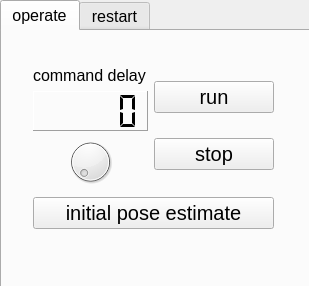
Above: control_panel_plugin/src/ui/mode_select.ui from tamago117/eg_navigation before the change. Below: the same form after it.
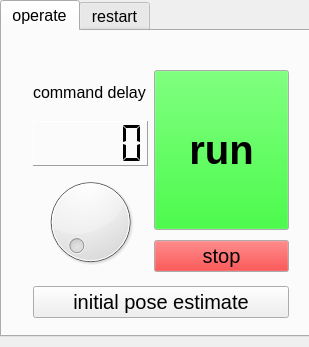
That is the form after the change. The open tabs and pages were chosen to show the change.

Commit message: button size change

```diff
--- a/control_panel_plugin/src/ui/mode_select.ui
+++ b/control_panel_plugin/src/ui/mode_select.ui
@@ -7,7 +7,7 @@
     <x>0</x>
     <y>0</y>
     <width>309</width>
-    <height>286</height>
+    <height>347</height>
    </rect>
   </property>
   <property name="windowTitle">
@@ -19,7 +19,7 @@
      <x>0</x>
      <y>0</y>
      <width>311</width>
-     <height>291</height>
+     <height>337</height>
     </rect>
    </property>
    <property name="font">
@@ -39,8 +39,8 @@
       <rect>
        <x>20</x>
        <y>20</y>
-       <width>263</width>
-       <height>195</height>
+       <width>278</width>
+       <height>286</height>
       </rect>
      </property>
      <layout class="QVBoxLayout" name="verticalLayout_3">
@@ -108,13 +108,52 @@
            <widget class="QPushButton" name="run">
             <property name="minimumSize">
              <size>
-              <width>120</width>
-              <height>0</height>
+              <width>135</width>
+              <height>160</height>
              </size>
             </property>
+            <property name="palette">
+             <palette>
+              <active>
+               <colorrole role="Button">
+                <brush brushstyle="SolidPattern">
+                 <color alpha="255">
+                  <red>0</red>
+                  <green>255</green>
+                  <blue>0</blue>
+                 </color>
+                </brush>
+               </colorrole>
+              </active>
+              <inactive>
+               <colorrole role="Button">
+                <brush brushstyle="SolidPattern">
+                 <color alpha="255">
+                  <red>0</red>
+                  <green>255</green>
+                  <blue>0</blue>
+                 </color>
+                </brush>
+               </colorrole>
+              </inactive>
+              <disabled>
+               <colorrole role="Button">
+                <brush brushstyle="SolidPattern">
+                 <color alpha="255">
+                  <red>0</red>
+                  <green>255</green>
+                  <blue>0</blue>
+                 </color>
+                </brush>
+               </colorrole>
+              </disabled>
+             </palette>
+            </property>
             <property name="font">
              <font>
-              <pointsize>15</pointsize>
+              <pointsize>30</pointsize>
+              <weight>75</weight>
+              <bold>true</bold>
              </font>
             </property>
             <property name="text">
@@ -130,6 +169,43 @@
           </item>
           <item>
            <widget class="QPushButton" name="stop">
+            <property name="palette">
+             <palette>
+              <active>
+               <colorrole role="Button">
+                <brush brushstyle="SolidPattern">
+                 <color alpha="255">
+                  <red>255</red>
+                  <green>0</green>
+                  <blue>0</blue>
+                 </color>
+                </brush>
+               </colorrole>
+              </active>
+              <inactive>
+               <colorrole role="Button">
+                <brush brushstyle="SolidPattern">
+                 <color alpha="255">
+                  <red>255</red>
+                  <green>0</green>
+                  <blue>0</blue>
+                 </color>
+                </brush>
+               </colorrole>
+              </inactive>
+              <disabled>
+               <colorrole role="Button">
+                <brush brushstyle="SolidPattern">
+                 <color alpha="255">
+                  <red>255</red>
+                  <green>0</green>
+                  <blue>0</blue>
+                 </color>
+                </brush>
+               </colorrole>
+              </disabled>
+             </palette>
+            </property>
             <property name="font">
              <font>
               <pointsize>15</pointsize>
```
Left out of the diff: 21 changed lines with no effect on the pictures. The commit also changes 2 other files.
